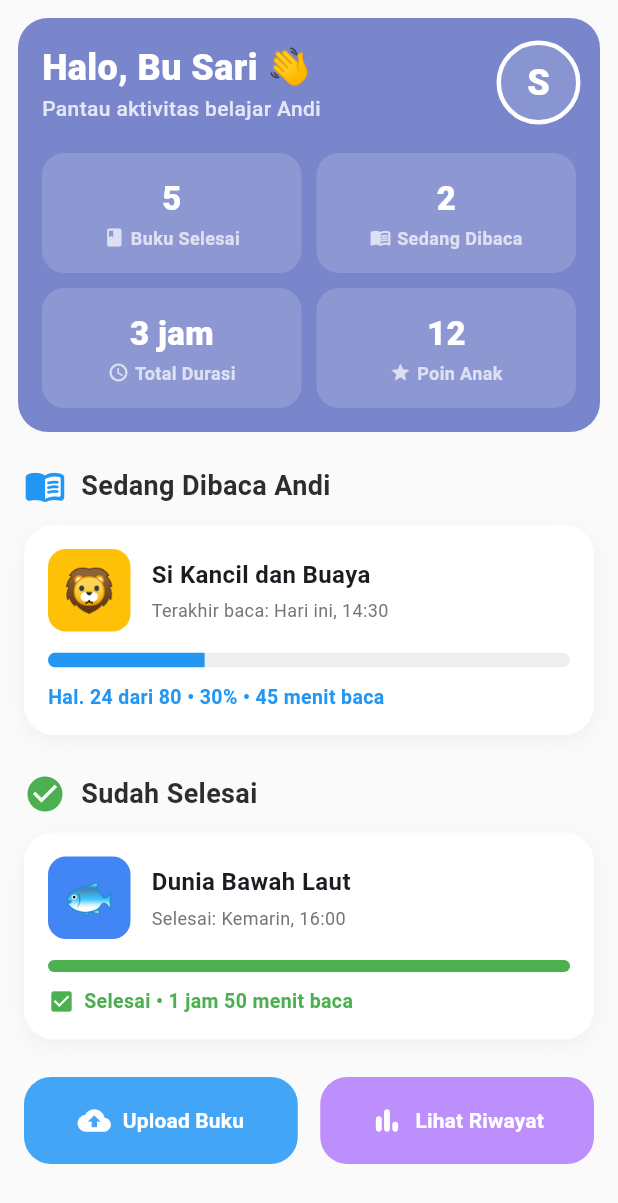
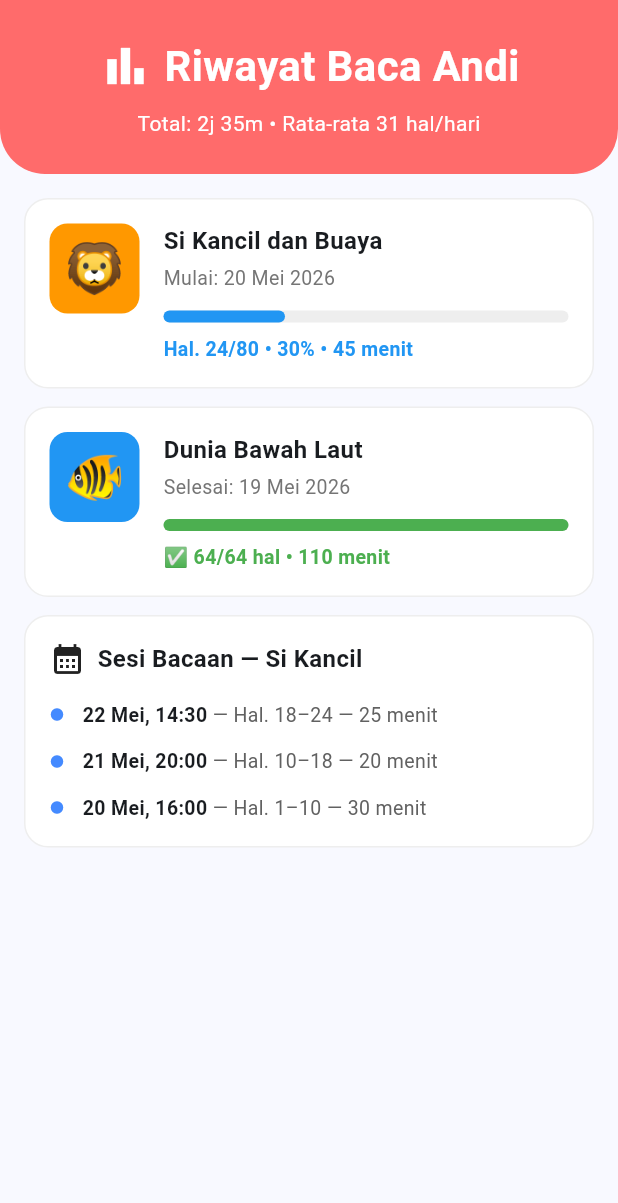
Before and after one commit to fajarniskala/belajarin, a Flutter app: the DashboardOrtuScreen screen opened directly, after a tap on "Lihat Riwayat", on a phone screen of 412 x 824 dp. Shown: the top 1203 px of the screen. Run offline on Flutter 3.47's test engine with Material 3 defaults, Android fonts, the phone set to English and light mode, and no system bars; our stand-ins replace file_picker.

Commit message:
TAMBAH HALAMAN RIWAYAT BACA DI DASHBOARD ORTU Fixes #18

```diff
--- a/lib/pages/ortu/dashboard_ortu.dart
+++ b/lib/pages/ortu/dashboard_ortu.dart
@@ -1,4 +1,5 @@
 import 'package:flutter/material.dart';
+import 'halaman_riwayat.dart';
 
 void main() {
   runApp(
@@ -179,7 +180,14 @@ class _DashboardOrtuScreenState extends State<DashboardOrtuScreen> {
                             color: const Color(0xFFBC8FFD),
                             icon: Icons.bar_chart_rounded,
                             text: "Lihat Riwayat",
-                            onPressed: () {},
+                            onPressed: () {
+                              Navigator.push(
+                                context,
+                                MaterialPageRoute(
+                                  builder: (context) => const HalamanRiwayat(),
+                                ),
+                              );
+                            },
                           ),
                         ),
                       ],
--- /dev/null
+++ b/lib/pages/ortu/halaman_riwayat.dart
@@ -0,0 +1,220 @@
+import 'package:flutter/material.dart';
+
+// ✅ Fix: void main() dan class AplikasiRiwayatBaca dihapus,
+//         karena entry point ada di main.dart
+
+class HalamanRiwayat extends StatelessWidget {
+  const HalamanRiwayat({Key? key}) : super(key: key);
+
+  @override
+  Widget build(BuildContext context) {
+    return Scaffold(
+      body: SingleChildScrollView(
+        child: Column(
+          children: [
+            _buatHeaderMerah(),
+            const SizedBox(height: 16),
+            Padding(
+              padding: const EdgeInsets.symmetric(horizontal: 16.0),
+              child: Column(
+                children: [
+                  _buatKartuBuku(
+                    ikon: '🦁',
+                    warnaIkon: Colors.orange,
+                    judul: 'Si Kancil dan Buaya',
+                    status: 'Mulai: 20 Mei 2026',
+                    persentase: 0.3,
+                    warnaProgress: Colors.blue,
+                    teksBawah: 'Hal. 24/80 • 30% • 45 menit',
+                  ),
+                  const SizedBox(height: 12),
+                  _buatKartuBuku(
+                    ikon: '🐠',
+                    warnaIkon: Colors.blue,
+                    judul: 'Dunia Bawah Laut',
+                    status: 'Selesai: 19 Mei 2026',
+                    persentase: 1.0,
+                    warnaProgress: Colors.green,
+                    teksBawah: '✅ 64/64 hal • 110 menit',
+                    teksBawahWarna: Colors.green,
+                  ),
+                  const SizedBox(height: 12),
+                  _buatKartuSesi(),
+                  const SizedBox(height: 30),
+                ],
+              ),
+            ),
+          ],
+        ),
+      ),
+    );
+  }
+
+  Widget _buatHeaderMerah() {
+    return Container(
+      width: double.infinity,
+      padding: const EdgeInsets.symmetric(vertical: 24, horizontal: 20),
+      decoration: const BoxDecoration(
+        color: Color(0xFFFF6B6B),
+        borderRadius: BorderRadius.only(
+          bottomLeft: Radius.circular(30),
+          bottomRight: Radius.circular(30),
+        ),
+      ),
+      child: Column(
+        children: [
+          Row(
+            mainAxisAlignment: MainAxisAlignment.center,
+            children: const [
+              Icon(Icons.bar_chart, color: Colors.white, size: 36),
+              SizedBox(width: 8),
+              Text(
+                'Riwayat Baca Andi',
+                style: TextStyle(
+                  color: Colors.white,
+                  fontSize: 28,
+                  fontWeight: FontWeight.bold,
+                ),
+              ),
+            ],
+          ),
+          const SizedBox(height: 8),
+          const Text(
+            'Total: 2j 35m • Rata-rata 31 hal/hari',
+            style: TextStyle(color: Colors.white, fontSize: 14),
+          ),
+        ],
+      ),
+    );
+  }
+
+  Widget _buatKartuBuku({
+    required String ikon,
+    required Color warnaIkon,
+    required String judul,
+    required String status,
+    required double persentase,
+    required Color warnaProgress,
+    required String teksBawah,
+    Color? teksBawahWarna,
+  }) {
+    return Container(
+      padding: const EdgeInsets.all(16),
+      decoration: BoxDecoration(
+        color: Colors.white,
+        borderRadius: BorderRadius.circular(16),
+        border: Border.all(color: Colors.grey.shade200),
+      ),
+      child: Row(
+        crossAxisAlignment: CrossAxisAlignment.start,
+        children: [
+          Container(
+            width: 60,
+            height: 60,
+            decoration: BoxDecoration(
+              color: warnaIkon,
+              borderRadius: BorderRadius.circular(12),
+            ),
+            child: Center(
+              child: Text(ikon, style: const TextStyle(fontSize: 32)),
+            ),
+          ),
+          const SizedBox(width: 16),
+          Expanded(
+            child: Column(
+              crossAxisAlignment: CrossAxisAlignment.start,
+              children: [
+                Text(
+                  judul,
+                  style: const TextStyle(fontSize: 16, fontWeight: FontWeight.bold),
+                ),
+                const SizedBox(height: 4),
+                Text(
+                  status,
+                  style: TextStyle(fontSize: 13, color: Colors.grey.shade600),
+                ),
+                const SizedBox(height: 12),
+                Container(
+                  height: 8,
+                  width: double.infinity,
+                  decoration: BoxDecoration(
+                    color: Colors.grey.shade200,
+                    borderRadius: BorderRadius.circular(4),
+                  ),
+                  child: FractionallySizedBox(
+                    alignment: Alignment.centerLeft,
+                    widthFactor: persentase,
+                    child: Container(
+                      decoration: BoxDecoration(
+                        color: warnaProgress,
+                        borderRadius: BorderRadius.circular(4),
+                      ),
+                    ),
+                  ),
+                ),
+                const SizedBox(height: 8),
+                Text(
+                  teksBawah,
+                  style: TextStyle(
+                    fontSize: 13,
+                    fontWeight: FontWeight.bold,
+                    color: teksBawahWarna ?? warnaProgress,
+                  ),
+                ),
+              ],
+            ),
+          ),
+        ],
+      ),
+    );
+  }
+
+  Widget _buatKartuSesi() {
+    return Container(
+      padding: const EdgeInsets.all(16),
+      decoration: BoxDecoration(
+        color: Colors.white,
+        borderRadius: BorderRadius.circular(16),
+        border: Border.all(color: Colors.grey.shade200),
+      ),
+      child: Column(
+        crossAxisAlignment: CrossAxisAlignment.start,
+        children: [
+          Row(
+            children: const [
+              Icon(Icons.calendar_month, color: Colors.black87),
+              SizedBox(width: 8),
+              Text(
+                'Sesi Bacaan — Si Kancil',
+                style: TextStyle(fontSize: 16, fontWeight: FontWeight.bold),
+              ),
+            ],
+          ),
+          const SizedBox(height: 16),
+          _buatItemSesi('22 Mei, 14:30', 'Hal. 18–24', '25 menit'),
+          const SizedBox(height: 12),
+          _buatItemSesi('21 Mei, 20:00', 'Hal. 10–18', '20 menit'),
+          const SizedBox(height: 12),
+          _buatItemSesi('20 Mei, 16:00', 'Hal. 1–10', '30 menit'),
+        ],
+      ),
+    );
+  }
+
+  Widget _buatItemSesi(String waktu, String halaman, String durasi) {
+    return Row(
+      children: [
+        const Icon(Icons.circle, size: 10, color: Colors.blueAccent),
+        const SizedBox(width: 12),
+        Text(
+          waktu,
+          style: const TextStyle(fontWeight: FontWeight.bold, fontSize: 13),
+        ),
+        Text(
+          ' — $halaman — $durasi',
+          style: TextStyle(color: Colors.grey.shade700, fontSize: 13),
+        ),
+      ],
+    );
+  }
+}
```
Also changed, not shown: lib/pages/ortu/halaman_notifikasi.dart (added, +151 -0 lines).
